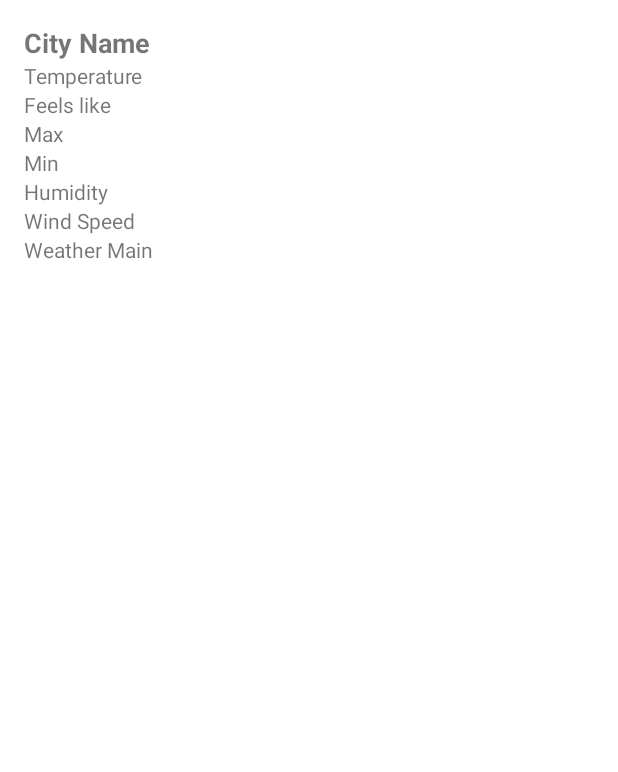
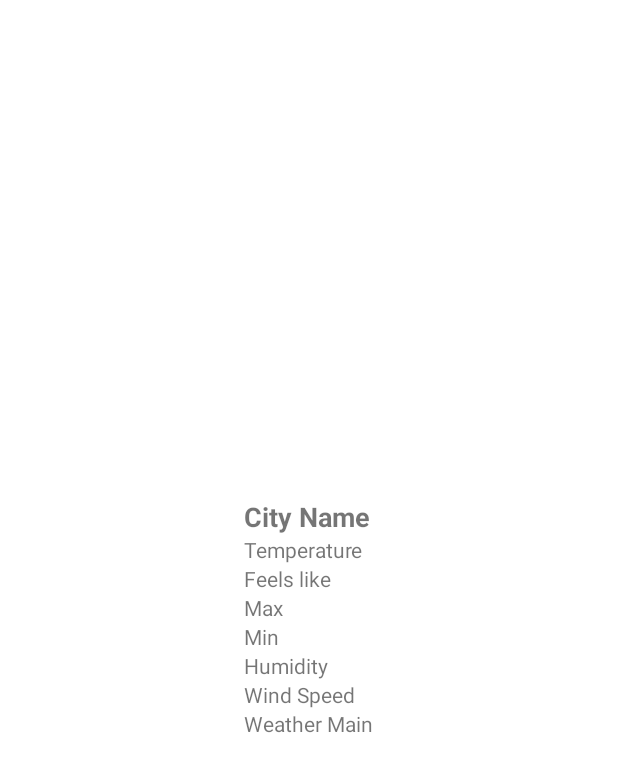
Before and after one commit to LuisCarlosRodr/FinalProjectMAD, an Android app: the layout item_weather.xml on its own in the app's theme, with its tools: preview values and no code run, on a phone screen of 412 x 824 dp. Shown: the top 772 px of the screen. Run offline under Robolectric (Android 15) with nearby library versions, the phone set to English and light mode, and no system bars.

Commit message:
Week 6 finished.
- The retrofit now is working good.
- We used an API key from OpenWeatherMaps.
- The data retrieved from the coordinates is working correctly. It retrieves the start point of our APP.
- We changed some dimensions because before the change it was looking so big.

```diff
--- a/app/src/main/res/layout/item_weather.xml
+++ b/app/src/main/res/layout/item_weather.xml
@@ -1,6 +1,11 @@
-
 <LinearLayout xmlns:android="http://schemas.android.com/apk/res/android"
     android:layout_width="match_parent"
+    android:layout_height="match_parent"
+    android:orientation="vertical"
+    android:gravity="center">
+
+    <LinearLayout
+        android:layout_width="wrap_content"
         android:layout_height="wrap_content"
         android:orientation="vertical"
         android:padding="16dp">
@@ -60,3 +65,4 @@
             android:layout_width="wrap_content"
             android:layout_height="wrap_content" />
     </LinearLayout>
+</LinearLayout>
```
Also changed, not shown: app/src/main/java/es/upm/btb/helloworldkt/ThirdActivity.kt (+9 -8 lines), app/src/main/java/es/upm/btb/helloworldkt/persistence/retrofit/WeatherAdapter.kt (+5 -5 lines). Lines whose indentation alone changed are shown as unchanged.
